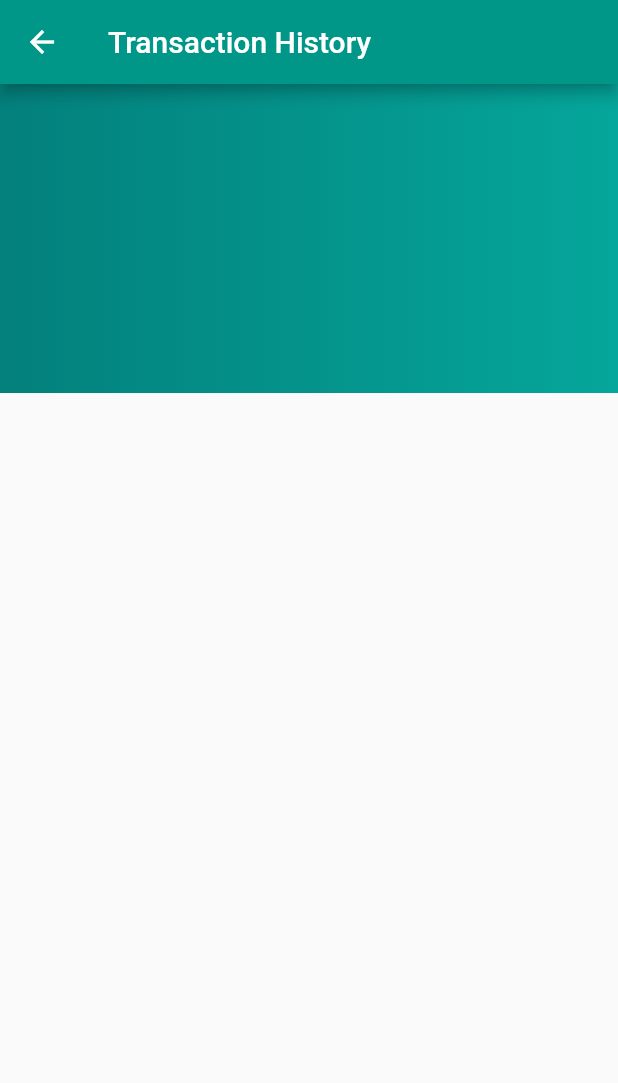
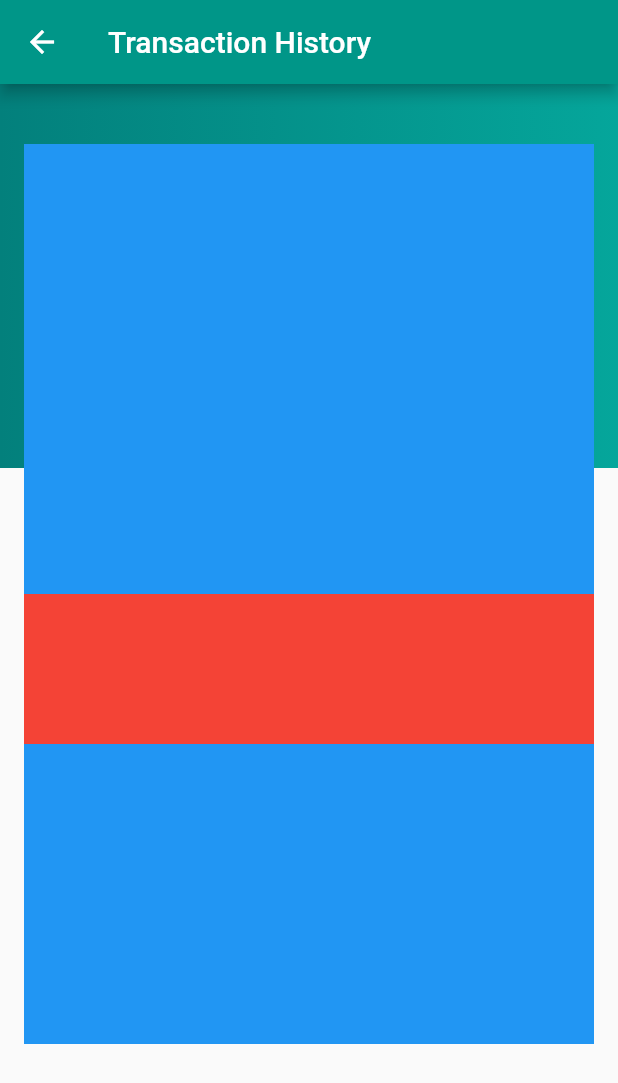
Before and after one commit to Always-Bijoy/m_lenden, a Flutter app: the TransactionHistory screen opened directly, on a phone screen of 412 x 824 dp. Shown: the top 1083 px of the screen. Run offline on Flutter 3.47's test engine with Material 2 defaults, Android fonts, the phone set to English and light mode, and no system bars; our stand-ins replace google_nav_bar, introduction_screen, line_icons; missing offline and left inert: fancy_on_boarding; Roboto replaces fonts that are missing (Nunito).

Commit message:
interraction done

```diff
--- a/lib/main.dart
+++ b/lib/main.dart
@@ -16,14 +16,16 @@ class MyApp extends StatelessWidget {
     return MaterialApp(
       routes: {
         '/mainPage': (context) => HomePage(),
-        '/otpPage': (context) => OtpVerificationScreen()
+        '/otpPage': (context) => OtpVerificationScreen(),
+        '/bottomeNav': (context) => MyBottomNav()
       },
       title: 'Flutter Demo',
       debugShowCheckedModeBanner: false,
       theme: ThemeData(primarySwatch: Colors.teal, fontFamily: 'Nunito'),
-      home: MyBottomNav()
+      home:
+      // MyBottomNav()
       // DummyScreen()
-      // SplashScreen()
+      SplashScreen()
       // AppIntro(),
       // MyHomePage(title: 'Fancy OnBoarding HomePage'),
     );
--- a/lib/screen/Bottom Nav/HomePage.dart
+++ b/lib/screen/Bottom Nav/HomePage.dart
@@ -14,15 +14,6 @@ class HomePage extends StatefulWidget {
 
 class _HomePageState extends State<HomePage> {
   final items = List<String>.generate(10, (i) => "Item $i");
-
-  int _selectedIndex = 0;
-
-  void _onItemTapped(int index) {
-    setState(() {
-      _selectedIndex = index;
-    });
-  }
-
   @override
   Widget build(BuildContext context) {
     final screenHeight = MediaQuery.of(context).size.height;
--- a/lib/screen/Bottom Nav/Transaction History.dart
+++ b/lib/screen/Bottom Nav/Transaction History.dart
@@ -14,6 +14,12 @@ class _TransactionHistoryState extends State<TransactionHistory> {
         title: Text('Transaction History'),
       ),
       body: SafeArea(
+        child: Stack(
+          children: [
+            Column(
+              children: [
+                Expanded(
+                  flex: 1,
                   child: Container(
                     height: screenHeight * 0.25,
                     width: double.infinity,
@@ -25,24 +31,60 @@ class _TransactionHistoryState extends State<TransactionHistory> {
                         ],
                       ),
                     ),
-
-              // Expanded(
-              //   flex: 1,
-              //   child: Container(
-              //     height: 240,
-              //     decoration: BoxDecoration(
-              //       gradient: LinearGradient(
-              //         colors: [
-              //           const Color(0xFF03807C),
-              //           const Color(0xFF05A69B),
-              //         ],
-              //       ),
-              //     ),
-              //     child: Stack(),
-              //   ),
-              // ),
-              // Expanded(flex: 2, child: Column()),
-
+                  ),
+                ),
+                Expanded(
+                  flex: 2,
+                  child: Container(),
+                )
+              ],
+            ),
+            Container(
+              margin: EdgeInsets.symmetric(horizontal: 16,vertical: 40),
+              child: ListView(
+                children: [
+                  Column(
+                    children: [
+                      Container(
+                        height: 100,
+                        width: double.infinity,
+                        color: Colors.blue,
+                      ),
+                      Container(
+                        height: 100,
+                        width: double.infinity,
+                        color: Colors.blue,
+                      ),
+                      Container(
+                        height: 100,
+                        width: double.infinity,
+                        color: Colors.blue,
+                      ),
+                    ],
+                  ),
+                  Column(
+                    children: [
+                      Container(
+                        height: 100,
+                        width: double.infinity,
+                        color: Colors.red,
+                      ),
+                      Container(
+                        height: 100,
+                        width: double.infinity,
+                        color: Colors.blue,
+                      ),
+                      Container(
+                        height: 100,
+                        width: double.infinity,
+                        color: Colors.blue,
+                      ),
+                    ],
+                  ),
+                ],
+              ),
+            ),
+          ],
         ),
       ),
     );
--- a/lib/screen/welcome_flow/OTP/OtpVerifiedCode/OtpVerifiedCodeScreen.dart
+++ b/lib/screen/welcome_flow/OTP/OtpVerifiedCode/OtpVerifiedCodeScreen.dart
@@ -1,6 +1,7 @@
 import 'package:flutter/material.dart';
 import 'package:flutter/widgets.dart';
 import 'file:///G:/flutterProject/work/m_lenden/lib/screen/Bottom%20Nav/HomePage.dart';
+import 'package:m_lenden/screen/Bottom%20Nav/MyBottomNav.dart';
 
 class OtpVerifiedCode extends StatefulWidget {
   @override
@@ -33,7 +34,7 @@ class _OtpVerifiedCodeState extends State<OtpVerifiedCode> {
           Navigator.push(
             context,
             MaterialPageRoute(
-              builder: (context) => HomePage(),
+              builder: (context) => MyBottomNav(),
             ),
           );
         },
--- a/lib/screen/welcome_flow/OnBoarding/StepOne/AppIntro.dart
+++ b/lib/screen/welcome_flow/OnBoarding/StepOne/AppIntro.dart
@@ -1,5 +1,6 @@
 import 'package:fancy_on_boarding/fancy_on_boarding.dart';
 import 'package:flutter/material.dart';
+import 'package:m_lenden/screen/Bottom%20Nav/MyBottomNav.dart';
 import 'package:m_lenden/utils/constructors.dart';
 
 class AppIntro extends StatefulWidget {
@@ -76,7 +77,7 @@ class _AppIntroState extends State<AppIntro> {
         onDoneButtonPressed: () =>
             Navigator.of(context).pushReplacementNamed('/otpPage'),
         onSkipButtonPressed: () =>
-            Navigator.of(context).pushReplacementNamed('/mainPage'),
+            Navigator.of(context).pushReplacementNamed('/bottomeNav'),
       ),
     );
   }
--- a/lib/screen/welcome_flow/SplashScreen.dart
+++ b/lib/screen/welcome_flow/SplashScreen.dart
@@ -17,7 +17,7 @@ class _SplashScreenState extends State<SplashScreen> {
     // TODO: implement initState
     super.initState();
     Timer(
-      Duration(seconds: 5),
+      Duration(seconds: 3),
       () => Navigator.push(
         context,
         MaterialPageRoute(
```
Lines whose indentation alone changed are shown as unchanged.
